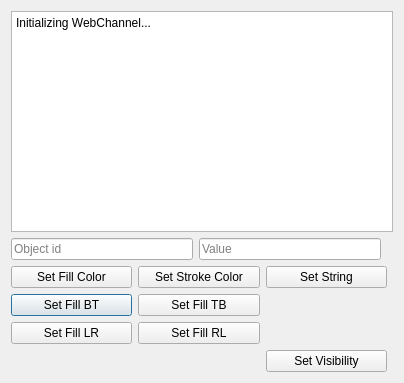
This is svgwebchannel/dialog.ui in douwefaber/svgwebchannel as Qt 5 draws it before an edit. The edited form follows.
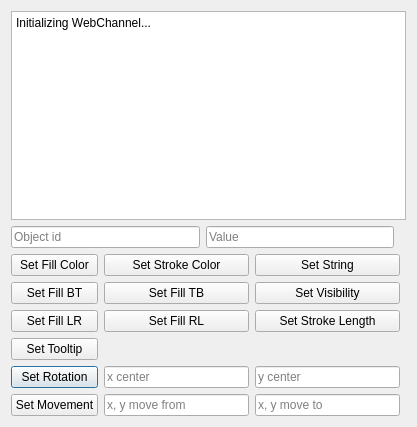
This is the edited form.

Commit message: Added rotation and strokelength

The edit to the form file:
```diff
--- a/svgwebchannel/dialog.ui
+++ b/svgwebchannel/dialog.ui
@@ -6,8 +6,8 @@
    <rect>
     <x>0</x>
     <y>0</y>
-    <width>404</width>
-    <height>383</height>
+    <width>417</width>
+    <height>427</height>
    </rect>
   </property>
   <property name="windowTitle">
@@ -16,6 +16,20 @@
   <layout class="QGridLayout" name="gridLayout">
    <item row="2" column="0" colspan="3">
     <layout class="QGridLayout" name="gridLayout_2">
+     <item row="4" column="1">
+      <widget class="QLineEdit" name="rotationcenterx">
+       <property name="placeholderText">
+        <string>x center</string>
+       </property>
+      </widget>
+     </item>
+     <item row="4" column="0">
+      <widget class="QPushButton" name="setrotation">
+       <property name="text">
+        <string>Set Rotation</string>
+       </property>
+      </widget>
+     </item>
      <item row="1" column="0">
       <widget class="QPushButton" name="setfillBT">
        <property name="text">
@@ -51,13 +65,6 @@
        </property>
       </widget>
      </item>
-     <item row="3" column="2">
-      <widget class="QPushButton" name="setvisibility">
-       <property name="text">
-        <string>Set Visibility</string>
-       </property>
-      </widget>
-     </item>
      <item row="2" column="0">
       <widget class="QPushButton" name="setfillLR">
        <property name="text">
@@ -72,6 +79,55 @@
        </property>
       </widget>
      </item>
+     <item row="5" column="0">
+      <widget class="QPushButton" name="setmovement">
+       <property name="text">
+        <string>Set Movement</string>
+       </property>
+      </widget>
+     </item>
+     <item row="1" column="2">
+      <widget class="QPushButton" name="setvisibility">
+       <property name="text">
+        <string>Set Visibility</string>
+       </property>
+      </widget>
+     </item>
+     <item row="4" column="2">
+      <widget class="QLineEdit" name="rotationcentery">
+       <property name="placeholderText">
+        <string>y center</string>
+       </property>
+      </widget>
+     </item>
+     <item row="2" column="2">
+      <widget class="QPushButton" name="strokelength">
+       <property name="text">
+        <string>Set Stroke Length</string>
+       </property>
+      </widget>
+     </item>
+     <item row="5" column="1">
+      <widget class="QLineEdit" name="movefrom">
+       <property name="placeholderText">
+        <string>x, y move from</string>
+       </property>
+      </widget>
+     </item>
+     <item row="5" column="2">
+      <widget class="QLineEdit" name="moveto">
+       <property name="placeholderText">
+        <string>x, y move to</string>
+       </property>
+      </widget>
+     </item>
+     <item row="3" column="0">
+      <widget class="QPushButton" name="pushButton">
+       <property name="text">
+        <string>Set Tooltip</string>
+       </property>
+      </widget>
+     </item>
     </layout>
    </item>
    <item row="0" column="0" colspan="4">
```
The commit also changes 4 other files.
